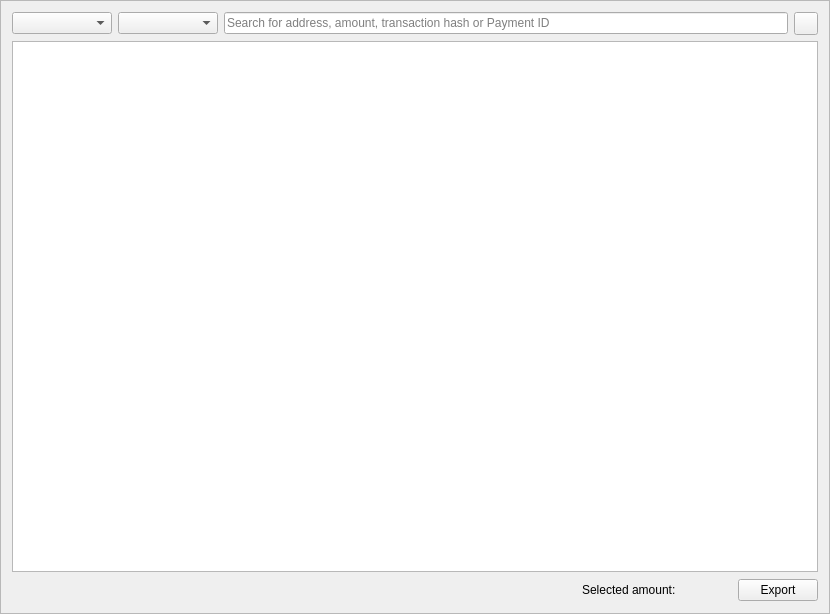
Above: src/gui/ui/transactionsframe.ui from pluracoin/pluracoin-gui-wallet before the change. Below: the same form after it.
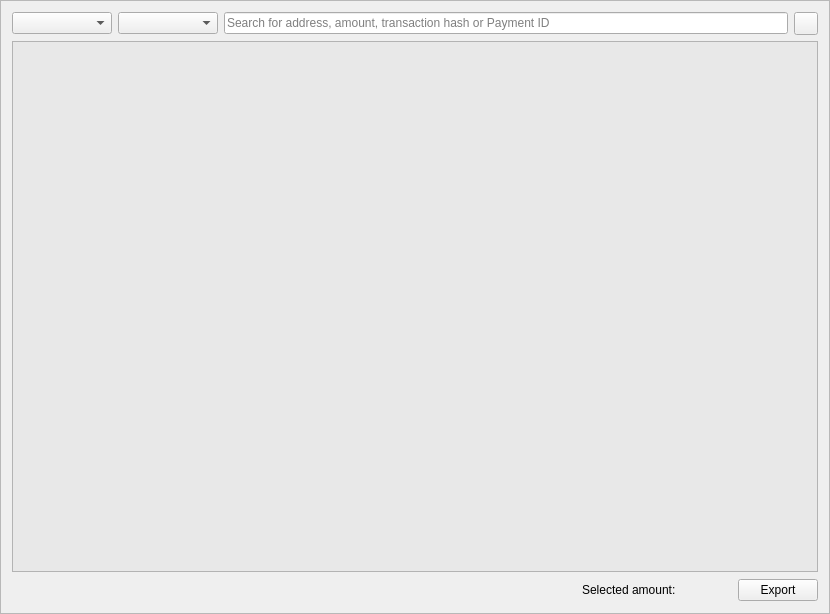
That is the form after the change. Icons and pictures are not drawn.

```diff
--- a/src/gui/ui/transactionsframe.ui
+++ b/src/gui/ui/transactionsframe.ui
@@ -179,6 +179,238 @@
    </item>
    <item row="1" column="0">
     <widget class="QTreeView" name="m_transactionsView">
+     <property name="palette">
+      <palette>
+       <active>
+        <colorrole role="WindowText">
+         <brush brushstyle="SolidPattern">
+          <color alpha="255">
+           <red>239</red>
+           <green>240</green>
+           <blue>241</blue>
+          </color>
+         </brush>
+        </colorrole>
+        <colorrole role="Button">
+         <brush brushstyle="SolidPattern">
+          <color alpha="255">
+           <red>232</red>
+           <green>232</green>
+           <blue>232</blue>
+          </color>
+         </brush>
+        </colorrole>
+        <colorrole role="Dark">
+         <brush brushstyle="SolidPattern">
+          <color alpha="255">
+           <red>187</red>
+           <green>207</green>
+           <blue>227</blue>
+          </color>
+         </brush>
+        </colorrole>
+        <colorrole role="Text">
+         <brush brushstyle="SolidPattern">
+          <color alpha="255">
+           <red>239</red>
+           <green>240</green>
+           <blue>241</blue>
+          </color>
+         </brush>
+        </colorrole>
+        <colorrole role="ButtonText">
+         <brush brushstyle="SolidPattern">
+          <color alpha="255">
+           <red>239</red>
+           <green>240</green>
+           <blue>241</blue>
+          </color>
+         </brush>
+        </colorrole>
+        <colorrole role="Base">
+         <brush brushstyle="SolidPattern">
+          <color alpha="255">
+           <red>232</red>
+           <green>232</green>
+           <blue>232</blue>
+          </color>
+         </brush>
+        </colorrole>
+        <colorrole role="Window">
+         <brush brushstyle="SolidPattern">
+          <color alpha="255">
+           <red>232</red>
+           <green>232</green>
+           <blue>232</blue>
+          </color>
+         </brush>
+        </colorrole>
+        <colorrole role="AlternateBase">
+         <brush brushstyle="SolidPattern">
+          <color alpha="255">
+           <red>207</red>
+           <green>207</green>
+           <blue>207</blue>
+          </color>
+         </brush>
+        </colorrole>
+       </active>
+       <inactive>
+        <colorrole role="WindowText">
+         <brush brushstyle="SolidPattern">
+          <color alpha="255">
+           <red>239</red>
+           <green>240</green>
+           <blue>241</blue>
+          </color>
+         </brush>
+        </colorrole>
+        <colorrole role="Button">
+         <brush brushstyle="SolidPattern">
+          <color alpha="255">
+           <red>232</red>
+           <green>232</green>
+           <blue>232</blue>
+          </color>
+         </brush>
+        </colorrole>
+        <colorrole role="Dark">
+         <brush brushstyle="SolidPattern">
+          <color alpha="255">
+           <red>187</red>
+           <green>207</green>
+           <blue>227</blue>
+          </color>
+         </brush>
+        </colorrole>
+        <colorrole role="Text">
+         <brush brushstyle="SolidPattern">
+          <color alpha="255">
+           <red>239</red>
+           <green>240</green>
+           <blue>241</blue>
+          </color>
+         </brush>
+        </colorrole>
+        <colorrole role="ButtonText">
+         <brush brushstyle="SolidPattern">
+          <color alpha="255">
+           <red>239</red>
+           <green>240</green>
+           <blue>241</blue>
+          </color>
+         </brush>
+        </colorrole>
+        <colorrole role="Base">
+         <brush brushstyle="SolidPattern">
+          <color alpha="255">
+           <red>232</red>
+           <green>232</green>
+           <blue>232</blue>
+          </color>
+         </brush>
+        </colorrole>
+        <colorrole role="Window">
+         <brush brushstyle="SolidPattern">
+          <color alpha="255">
+           <red>232</red>
+           <green>232</green>
+           <blue>232</blue>
+          </color>
+         </brush>
+        </colorrole>
+        <colorrole role="AlternateBase">
+         <brush brushstyle="SolidPattern">
+          <color alpha="255">
+           <red>207</red>
+           <green>207</green>
+           <blue>207</blue>
+          </color>
+         </brush>
+        </colorrole>
+       </inactive>
+       <disabled>
+        <colorrole role="WindowText">
+         <brush brushstyle="SolidPattern">
+          <color alpha="255">
+           <red>187</red>
+           <green>207</green>
+           <blue>227</blue>
+          </color>
+         </brush>
+        </colorrole>
+        <colorrole role="Button">
+         <brush brushstyle="SolidPattern">
+          <color alpha="255">
+           <red>232</red>
+           <green>232</green>
+           <blue>232</blue>
+          </color>
+         </brush>
+        </colorrole>
+        <colorrole role="Dark">
+         <brush brushstyle="SolidPattern">
+          <color alpha="255">
+           <red>187</red>
+           <green>207</green>
+           <blue>227</blue>
+          </color>
+         </brush>
+        </colorrole>
+        <colorrole role="Text">
+         <brush brushstyle="SolidPattern">
+          <color alpha="255">
+           <red>187</red>
+           <green>207</green>
+           <blue>227</blue>
+          </color>
+         </brush>
+        </colorrole>
+        <colorrole role="ButtonText">
+         <brush brushstyle="SolidPattern">
+          <color alpha="255">
+           <red>187</red>
+           <green>207</green>
+           <blue>227</blue>
+          </color>
+         </brush>
+        </colorrole>
+        <colorrole role="Base">
+         <brush brushstyle="SolidPattern">
+          <color alpha="255">
+           <red>232</red>
+           <green>232</green>
+           <blue>232</blue>
+          </color>
+         </brush>
+        </colorrole>
+        <colorrole role="Window">
+         <brush brushstyle="SolidPattern">
+          <color alpha="255">
+           <red>232</red>
+           <green>232</green>
+           <blue>232</blue>
+          </color>
+         </brush>
+        </colorrole>
+        <colorrole role="AlternateBase">
+         <brush brushstyle="SolidPattern">
+          <color alpha="255">
+           <red>207</red>
+           <green>207</green>
+           <blue>207</blue>
+          </color>
+         </brush>
+        </colorrole>
+       </disabled>
+      </palette>
+     </property>
+     <property name="autoFillBackground">
+      <bool>true</bool>
+     </property>
+     <property name="styleSheet">
+      <string notr="true">background-color: rgb(232, 232, 232);</string>
+     </property>
      <property name="sizeAdjustPolicy">
       <enum>QAbstractScrollArea::AdjustIgnored</enum>
      </property>
```
